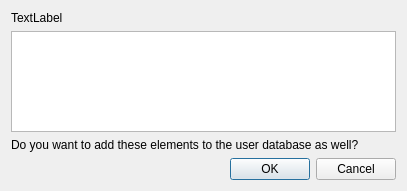
First picture: the form in SIM-VICUS/src/SVDBDialogAddDependentElements.ui, repository ghorwin/SIM-VICUS, before the edit.
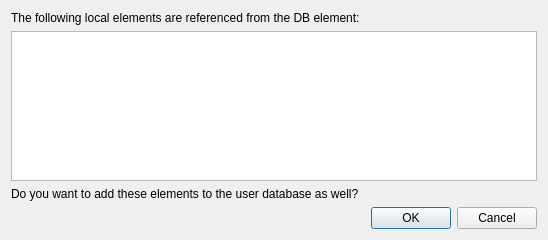
Second picture: the form after the edit.

Commit message: SVDatabase and Edit dialog review

```diff
--- a/SIM-VICUS/src/SVDBDialogAddDependentElements.ui
+++ b/SIM-VICUS/src/SVDBDialogAddDependentElements.ui
@@ -6,8 +6,8 @@
    <rect>
     <x>0</x>
     <y>0</y>
-    <width>407</width>
-    <height>191</height>
+    <width>548</width>
+    <height>240</height>
    </rect>
   </property>
   <property name="windowTitle">
@@ -17,7 +17,7 @@
    <item>
     <widget class="QLabel" name="labelTextCaption">
      <property name="text">
-      <string>TextLabel</string>
+      <string>The following local elements are referenced from the DB element:</string>
      </property>
     </widget>
    </item>
```
Left out of the diff: 2 changed lines with no effect on the pictures. The commit also changes 6 other files.
